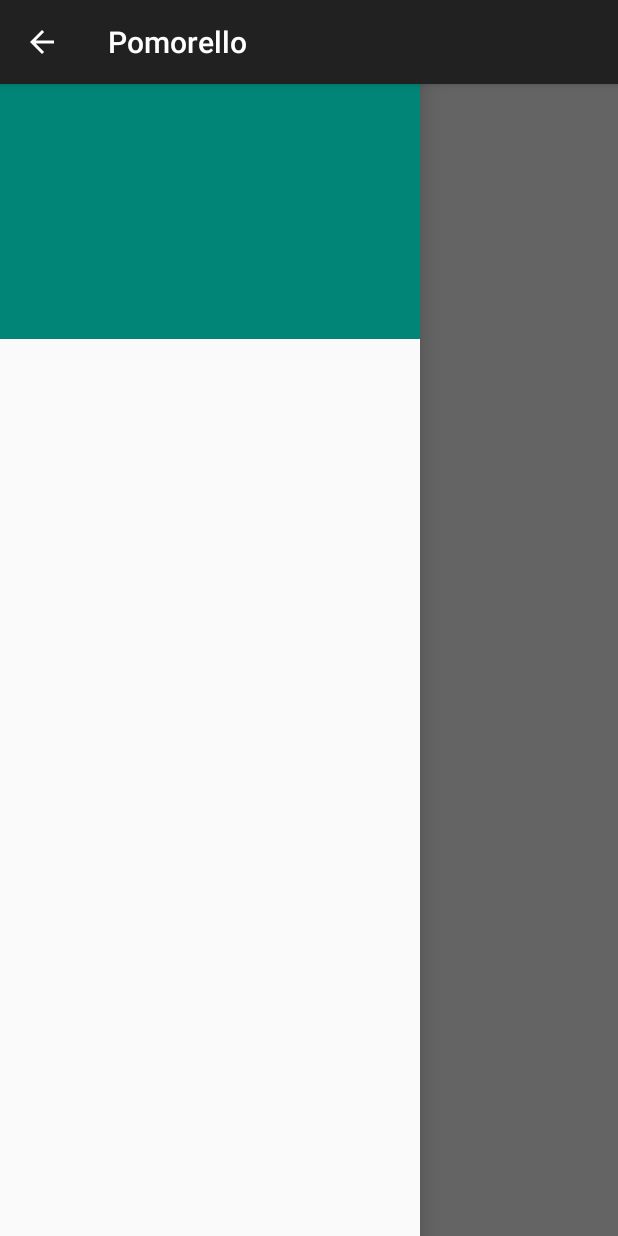
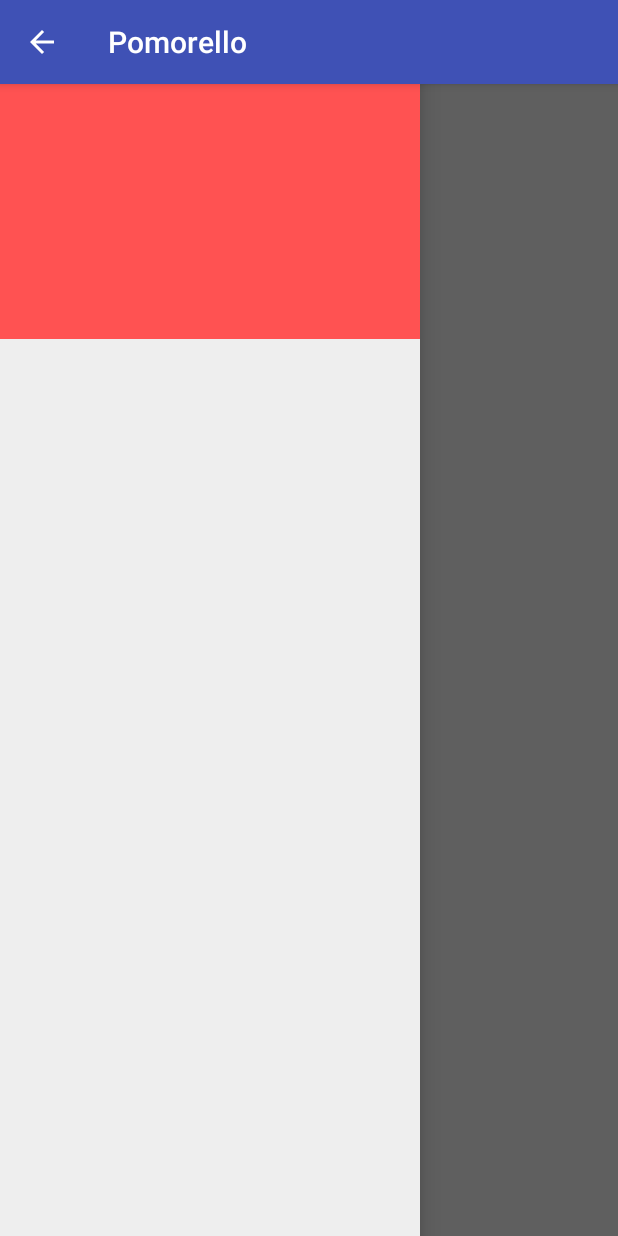
Before and after one commit to JafarKhQ/Pomorello, an Android app: the HomeActivity screen opened directly, with no data from a screen before it, with the side drawer open, on a phone screen of 412 x 824 dp. Run offline under Robolectric (Android 15) with nearby library versions, the phone set to English and light mode, and no system bars; our stand-ins replace ButterKnife; libraries missing offline, so code that uses them is left out: de.greenrobot.event, io.realm; 4 statements that could not run were skipped.

Commit message:
add styles

```diff
--- a/app/src/main/java/me/memleak/pomorello/activities/SplashActivity.java
+++ b/app/src/main/java/me/memleak/pomorello/activities/SplashActivity.java
@@ -31,11 +31,11 @@ public class SplashActivity extends BaseActivity {
     @Override
     protected void setupViews() {
         if (mPomorelloUser.isAuthenticated()) {
-            // AuthenticateTrelloActivity.startActivity(mActivity);
-            ToastHelper.top(mContext, "load all boards");
+            ToastHelper.top(mContext, getString(R.string.updating_data));
             TrelloApi trelloApi = TrelloClient.getTrelloApi();
             trelloApi.getAllBoards(boardsCallback);
         } else {
+            ToastHelper.center(mContext, getString(R.string.please_singin));
             TrelloOuthActivity.startActivityForResult(mActivity,
                     BuildConfig.TRELLO_API_KEY,
                     BuildConfig.TRELLO_API_SECRET);
--- /dev/null
+++ b/app/src/main/res/values/colors.xml
@@ -0,0 +1,23 @@
+<?xml version="1.0" encoding="utf-8"?>
+<resources>
+
+    <color name="bg_app">#ffeeeeee</color>
+
+    <color name="primary">#3F51B5</color>
+    <color name="primary_dark">#303F9F</color>
+    <color name="accent">#FF5252</color>
+    <color name="accent_pressed">#c8ff5252</color>
+
+    <color name="text_primary">#de212121</color>
+    <color name="text_secondary">#89212121</color>
+    <color name="text_disabled">#42212121</color>
+    <color name="text_hint">#42212121</color>
+    <color name="text_highlight">#99212121</color>
+
+    <color name="divider">#1e212121</color>
+    <color name="bg_pressed">#c8d0d0d0</color>
+
+    <color name="fg_switchbar">#ffffffff</color>
+    <color name="bg_switchbar">#ff303F9F</color>
+
+</resources>
--- a/app/src/main/res/values/strings.xml
+++ b/app/src/main/res/values/strings.xml
@@ -15,6 +15,8 @@
     <string name="title_trello_outh">Trello</string>
     <string name="config_project">Config project</string>
     <string name="done">Done</string>
+    <string name="updating_data">Updating boards</string>
+    <string name="please_singin">Please authenticate the app</string>
     <!-- Outh -->
 
 </resources>
--- a/app/src/main/res/values/styles.xml
+++ b/app/src/main/res/values/styles.xml
@@ -1,8 +1,21 @@
 <resources>
 
-    <!-- Base application theme. -->
     <style name="AppTheme" parent="Theme.AppCompat.Light.DarkActionBar">
-        <!-- Customize your theme here. -->
+        <item name="android:windowBackground">@color/bg_app</item>
+
+        <item name="colorPrimary">@color/primary</item>
+        <item name="colorPrimaryDark">@color/primary_dark</item>
+        <item name="colorAccent">@color/accent</item>
+
+        <item name="android:textColorPrimary">@color/text_primary</item>
+        <item name="android:textColorSecondary">@color/text_secondary</item>
+        <item name="android:textColorHint">@color/text_hint</item>
+    </style>
+
+    <style name="AppTheme.Splash">
+        <item name="android:windowBackground">?colorAccent</item>
+        <item name="windowActionBar">false</item>
+        <item name="windowNoTitle">true</item>
     </style>
 
 </resources>
```
